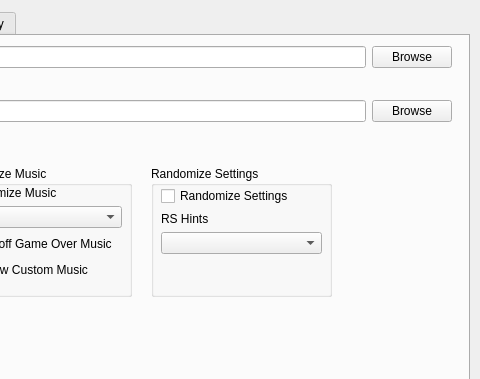
First picture: the form in gui/randogui.ui, repository Battlecats59/sslib, before the edit; both pictures show x 571 to 1051 and y 0 to 379 of the 1051 by 734 pixel window.
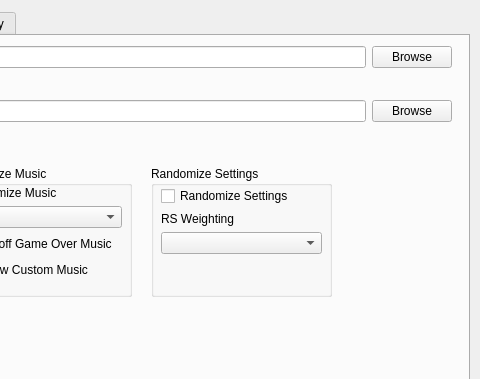
Second picture: the form after the edit.

Commit message: Implemented random setting weighting for RSL

What changed in the file:
```diff
--- a/gui/randogui.ui
+++ b/gui/randogui.ui
@@ -393,7 +393,7 @@
           <item>
            <widget class="QLabel" name="label_for_option_randomized_settings_hints">
             <property name="text">
-             <string>RS Hints</string>
+             <string>RS Weighting</string>
             </property>
            </widget>
           </item>
```
Left out of the diff: 4 changed lines with no effect on the pictures. The commit also changes 4 other files.
